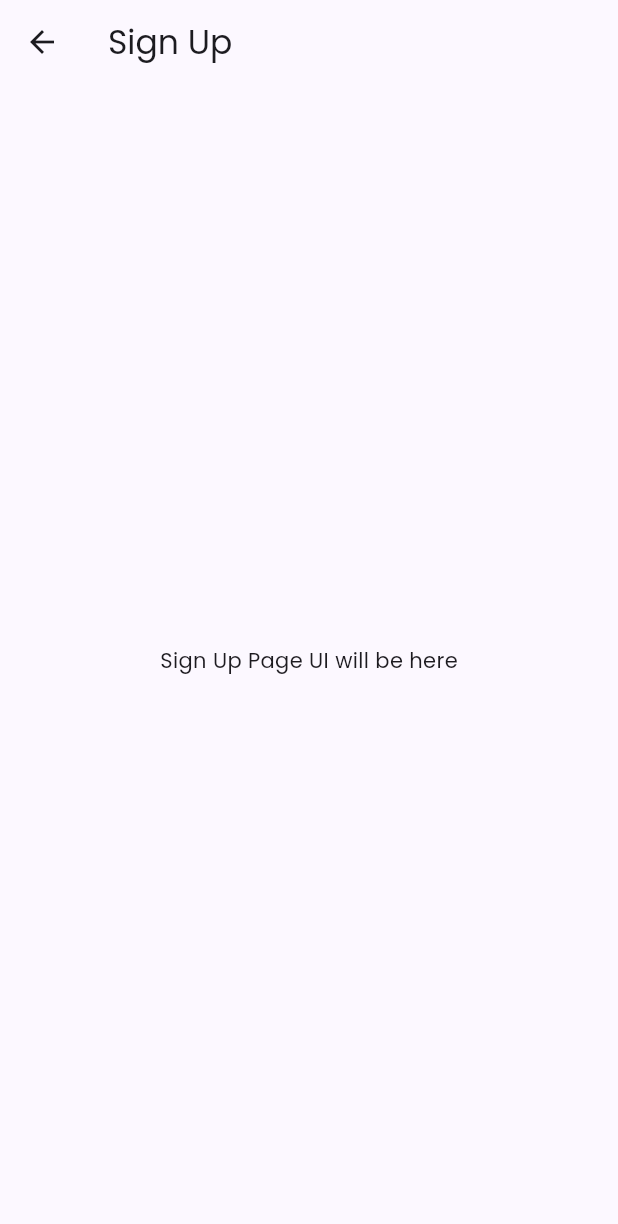
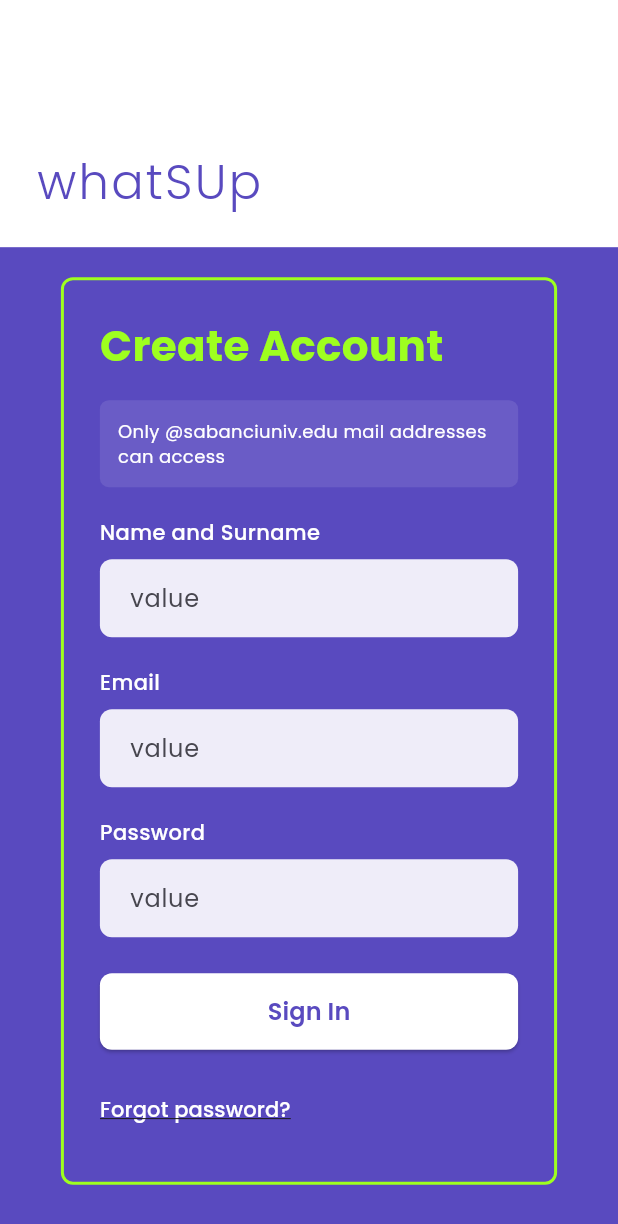
Before and after one commit to ilgazsahin/CS310-Group-14, a Flutter app: the screen it shows after launch, after a tap on "SIGN UP", on a phone screen of 412 x 824 dp. Shown: the top 1224 px of the screen. Run offline on Flutter 3.47's test engine with Material 3 defaults, Android fonts, the phone set to English and light mode, and no system bars; our stand-ins replace google_fonts; network calls fail.

```diff
--- a/WhatSUp-ui-bahar/lib/main.dart
+++ b/WhatSUp-ui-bahar/lib/main.dart
@@ -11,6 +11,9 @@ import 'screens/my_listings_screen.dart';
 import 'screens/home_screen.dart';
 import 'screens/search_screen.dart';
 import 'screens/tickets_page.dart';
+import 'screens/login_page.dart';
+import 'screens/signup_page.dart';
+
 
 void main() {
   runApp(const MyApp());
--- a/WhatSUp-ui-bahar/lib/screens/create_event_page.dart
+++ b/WhatSUp-ui-bahar/lib/screens/create_event_page.dart
@@ -267,12 +267,12 @@ class _CreateEventPageState extends State<CreateEventPage> {
                                   .copyWith(border: InputBorder.none),
                               items: const [
                                 DropdownMenuItem(
-                                    value: 'Workshop',
-                                    child: Text('Workshop')),
+                                    value: 'Academic',
+                                    child: Text('Academic')),
                                 DropdownMenuItem(
-                                    value: 'Party', child: Text('Party')),
+                                    value: 'Clubs', child: Text('Clubs')),
                                 DropdownMenuItem(
-                                    value: 'Sports', child: Text('Sports')),
+                                    value: 'Social', child: Text('Social')),
                               ],
                               onChanged: (value) {
                                 setState(() {
--- a/WhatSUp-ui-bahar/lib/screens/welcome_page.dart
+++ b/WhatSUp-ui-bahar/lib/screens/welcome_page.dart
@@ -1,16 +1,64 @@
 import 'dart:ui';
 import 'package:flutter/material.dart';
 import 'event_detail_page.dart';
+import 'login_page.dart';
+import 'signup_page.dart';
 
-class WelcomePage extends StatelessWidget {
+class WelcomePage extends StatefulWidget {
   const WelcomePage({super.key});
+
+  @override
+  State<WelcomePage> createState() => _WelcomePageState();
+}
+
+class _WelcomePageState extends State<WelcomePage>
+    with SingleTickerProviderStateMixin {
+  late AnimationController _controller;
+  late Animation<double> _fadeAnim;
+  late Animation<double> _scaleAnim;
+
+  @override
+  void initState() {
+    super.initState();
+
+    // Kısa bir pop-up animasyonu
+    _controller = AnimationController(
+      vsync: this,
+      duration: const Duration(milliseconds: 500),
+    );
+
+    // Şeffaftan görünür hale
+    _fadeAnim = CurvedAnimation(
+      parent: _controller,
+      curve: Curves.easeOut,
+    );
+
+    // AirDrop gibi hafif büyüyerek belirsin
+    _scaleAnim = Tween<double>(
+      begin: 0.8, // biraz küçük başlasın
+      end: 1.0,   // gerçek boyutuna gelsin
+    ).animate(
+      CurvedAnimation(
+        parent: _controller,
+        curve: Curves.easeOutBack,
+      ),
+    );
+
+    _controller.forward();
+  }
+
+  @override
+  void dispose() {
+    _controller.dispose();
+    super.dispose();
+  }
 
   @override
   Widget build(BuildContext context) {
     return Scaffold(
       body: Stack(
         children: [
-          // 1) Main gradient background
+          // 1) Ana gradient arka plan
           Container(
             width: double.infinity,
             height: double.infinity,
@@ -28,25 +76,25 @@ class WelcomePage extends StatelessWidget {
             ),
           ),
 
-          // 2) Blur circles
-          const Align(
-            alignment: Alignment(0.65, 0.55),
+          // 2) Blur daireler
+          Align(
+            alignment: const Alignment(0.65, 0.55),
             child: _BlurCircle(
               size: 215,
-              color: Color(0xFFDD00FF),
+              color: const Color(0xFFDD00FF),
               blurSigma: 40,
             ),
           ),
-          const Align(
-            alignment: Alignment(-0.1, 0.60),
+          Align(
+            alignment: const Alignment(-0.1, 0.60),
             child: _BlurCircle(
               size: 215,
-              color: Color(0xFF9EFFEF),
+              color: const Color(0xFF9EFFEF),
               blurSigma: 40,
             ),
           ),
 
-          // 3) Content (EventDrop + buttons)
+          // 3) İçerik
           SafeArea(
             child: Center(
               child: ConstrainedBox(
@@ -55,70 +103,12 @@ class WelcomePage extends StatelessWidget {
                   children: [
                     const SizedBox(height: 60),
 
-                    // EventDrop card
-                    Container(
-                      width: 260,
-                      padding: const EdgeInsets.all(16),
-                      decoration: BoxDecoration(
-                        color: Colors.white.withOpacity(0.95),
-                        borderRadius: BorderRadius.circular(20),
-                      ),
-                      child: Column(
-                        children: [
-                          const Text(
-                            "EventDrop",
-                            style: TextStyle(
-                              fontSize: 22,
-                              fontWeight: FontWeight.w700,
-                            ),
-                          ),
-                          const SizedBox(height: 12),
-                          Container(
-                            width: 180,
-                            height: 120,
-                            decoration: BoxDecoration(
-                              color: Colors.grey.shade200,
-                              borderRadius: BorderRadius.circular(12),
-                            ),
-                            child: const Center(
-                              child: Text(
-                                "'s up?",
-                                style: TextStyle(
-                                  fontSize: 24,
-                                  fontWeight: FontWeight.w700,
-                                ),
-                              ),
-                            ),
-                          ),
-                          const SizedBox(height: 16),
-                          Row(
-                            mainAxisAlignment: MainAxisAlignment.spaceEvenly,
-                            children: [
-                              TextButton(
-                                onPressed: () {},
-                                child: const Text(
-                                  "Decline",
-                                  style: TextStyle(
-                                    color: Colors.red,
-                                    fontSize: 16,
-                                    fontWeight: FontWeight.w700,
-                                  ),
-                                ),
-                              ),
-                              TextButton(
-                                onPressed: () {},
-                                child: const Text(
-                                  "Accept",
-                                  style: TextStyle(
-                                    color: Colors.greenAccent,
-                                    fontSize: 16,
-                                    fontWeight: FontWeight.w700,
-                                  ),
-                                ),
-                              ),
-                            ],
-                          ),
-                        ],
+                    // POP-UP EVENTDROP KARTI
+                    FadeTransition(
+                      opacity: _fadeAnim,
+                      child: ScaleTransition(
+                        scale: _scaleAnim,
+                        child: const _EventDropCard(),
                       ),
                     ),
 
@@ -154,7 +144,7 @@ class WelcomePage extends StatelessWidget {
 
                     const SizedBox(height: 12),
 
-                    // Preview event detail
+                    // Sadece dev için event detail preview
                     TextButton(
                       onPressed: () {
                         Navigator.push(
@@ -163,7 +153,6 @@ class WelcomePage extends StatelessWidget {
                             builder: (context) => const EventDetailPage(),
                           ),
                         );
-                        // or: Navigator.pushNamed(context, '/event-detail');
                       },
                       child: const Text(
                         'Preview Event Detail (dev only)',
@@ -187,6 +176,81 @@ class WelcomePage extends StatelessWidget {
   }
 }
 
+// ----------------- EventDrop Kartı -----------------
+class _EventDropCard extends StatelessWidget {
+  const _EventDropCard({super.key});
+
+  @override
+  Widget build(BuildContext context) {
+    return Container(
+      width: 260,
+      padding: const EdgeInsets.all(16),
+      decoration: BoxDecoration(
+        color: Colors.white.withOpacity(0.95),
+        borderRadius: BorderRadius.circular(20),
+      ),
+      child: Column(
+        children: [
+          const Text(
+            "EventDrop",
+            style: TextStyle(
+              fontSize: 22,
+              fontWeight: FontWeight.w700,
+            ),
+          ),
+          const SizedBox(height: 12),
+          Container(
+            width: 180,
+            height: 120,
+            decoration: BoxDecoration(
+              color: Colors.grey.shade200,
+              borderRadius: BorderRadius.circular(12),
+            ),
+            child: const Center(
+              child: Text(
+                "'s up?",
+                style: TextStyle(
+                  fontSize: 24,
+                  fontWeight: FontWeight.w700,
+                ),
+              ),
+            ),
+          ),
+          const SizedBox(height: 16),
+          Row(
+            mainAxisAlignment: MainAxisAlignment.spaceEvenly,
+            children: [
+              TextButton(
+                onPressed: () {},
+                child: const Text(
+                  "Decline",
+                  style: TextStyle(
+                    color: Colors.red,
+                    fontSize: 16,
+                    fontWeight: FontWeight.w700,
+                  ),
+                ),
+              ),
+              TextButton(
+                onPressed: () {},
+                child: const Text(
+                  "Accept",
+                  style: TextStyle(
+                    color: Colors.greenAccent,
+                    fontSize: 16,
+                    fontWeight: FontWeight.w700,
+                  ),
+                ),
+              ),
+            ],
+          ),
+        ],
+      ),
+    );
+  }
+}
+
+// ----------------- Blur Circle -----------------
 class _BlurCircle extends StatelessWidget {
   final double size;
   final Color color;
@@ -218,6 +282,7 @@ class _BlurCircle extends StatelessWidget {
   }
 }
 
+// ----------------- Gradient Button -----------------
 class _GradientButton extends StatelessWidget {
   final String text;
   final VoidCallback onPressed;
@@ -274,32 +339,3 @@ class _GradientButton extends StatelessWidget {
     );
   }
 }
-
-// Simple placeholder pages
-class LoginPage extends StatelessWidget {
-  const LoginPage({super.key});
-
-  @override
-  Widget build(BuildContext context) {
-    return Scaffold(
-      appBar: AppBar(title: const Text("Log In")),
-      body: const Center(
-        child: Text("Login Page UI will be here"),
-      ),
-    );
-  }
-}
-
-class SignUpPage extends StatelessWidget {
-  const SignUpPage({super.key});
-
-  @override
-  Widget build(BuildContext context) {
-    return Scaffold(
-      appBar: AppBar(title: const Text("Sign Up")),
-      body: const Center(
-        child: Text("Sign Up Page UI will be here"),
-      ),
-    );
-  }
-}
```
Also changed, not shown: WhatSUp-ui-bahar/lib/screens/profile_screen.dart (+15 -2 lines).
